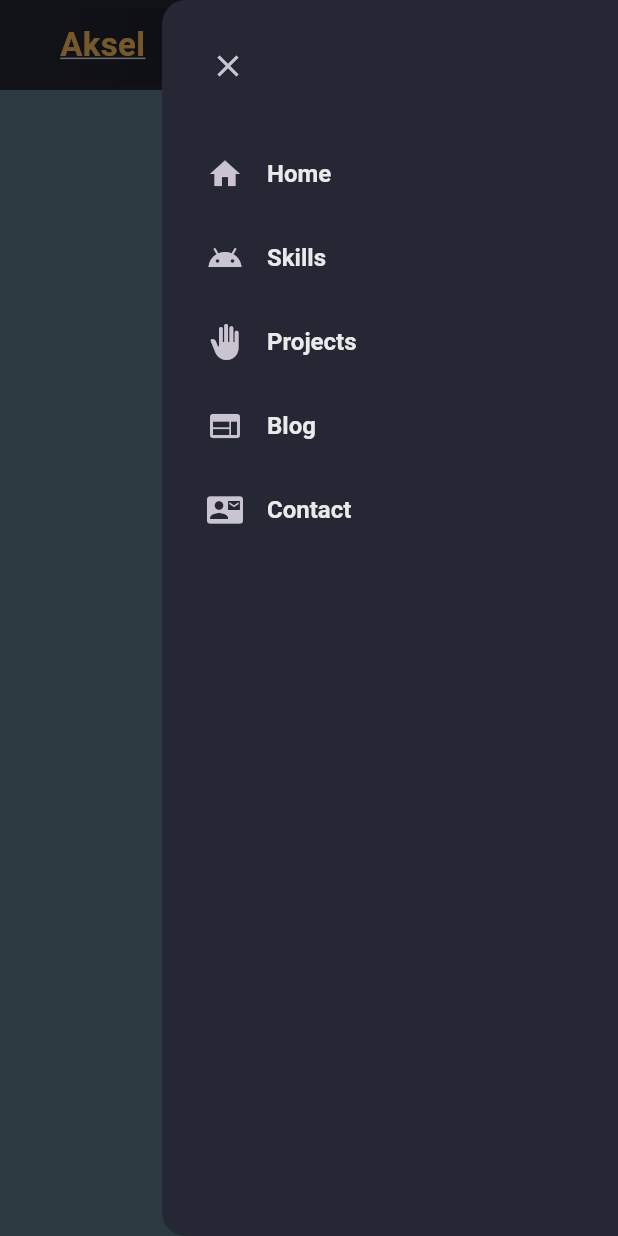
After one commit to AkselLofstedtNielsen/Portfolio_flutter, a Flutter app: the screen it shows after launch, with the side drawer open, on a phone screen of 412 x 824 dp. The commit adds this screen. Run offline on Flutter 3.47's test engine with Material 3 defaults, Android fonts, the phone set to English and light mode, and no system bars.

Commit message:
Structure + working

```diff
--- a/lib/pages/home_page.dart
+++ b/lib/pages/home_page.dart
@@ -1,6 +1,6 @@
 import 'package:flutter/material.dart';
 import 'package:flutter_portfolio_1/constants/colors.dart';
-import 'package:flutter_portfolio_1/constants/nav_items.dart';
+import 'package:flutter_portfolio_1/widgets/drawer_mobile.dart';
 import 'package:flutter_portfolio_1/widgets/header_desktop.dart';
 import 'package:flutter_portfolio_1/widgets/header_mobile.dart';
 
@@ -13,51 +13,21 @@ class HomePage extends StatefulWidget {
 
 class _HomePageState extends State<HomePage> {
   final scaffoldKey = GlobalKey<ScaffoldState>();
+  final double kMinDesktopWidth = 600.0;
   @override
   Widget build(BuildContext context) {
     return LayoutBuilder(builder: (context, constraints) {
       return Scaffold(
         key: scaffoldKey,
         backgroundColor: CustomColor.scaffoldBg,
-        endDrawer: constraints.maxWidth >= 600.0
+        endDrawer: constraints.maxWidth >= kMinDesktopWidth
             ? null
-            : Drawer(
-                backgroundColor: CustomColor.scaffoldBg,
-                child: ListView(
-                  children: [
-                    Align(
-                      alignment: Alignment.centerLeft,
-                      child: Padding(
-                        padding: const EdgeInsets.only(
-                            left: 20, top: 20, bottom: 20),
-                        child: IconButton(
-                            onPressed: () {
-                              Navigator.of(context).pop();
-                            },
-                            icon: const Icon(Icons.close)),
-                      ),
-                    ),
-                    for (int i = 0; i < nacIcons.length; i++)
-                      ListTile(
-                        contentPadding: const EdgeInsets.symmetric(
-                          horizontal: 30.0,
-                        ),
-                        titleTextStyle: const TextStyle(
-                            color: CustomColor.whitePrimary,
-                            fontWeight: FontWeight.w600,
-                            fontSize: 16),
-                        onTap: () {},
-                        leading: Icon(nacIcons[i]),
-                        title: Text(navTitles[i]),
-                      )
-                  ],
-                ),
-              ),
+            : const DrawerMobile(),
         body: ListView(
           scrollDirection: Axis.vertical,
           children: [
             //MAIN
-            if (constraints.maxWidth >= 600.0)
+            if (constraints.maxWidth >= kMinDesktopWidth)
               const HeaderDesktop()
             else
               HeaderMobile(
@@ -85,7 +55,7 @@ class _HomePageState extends State<HomePage> {
               color: Colors.blueGrey,
             ),
             //FOOTER
-            Container(
+            const SizedBox(
               height: 500,
               width: double.maxFinite,
             )
--- a/lib/styles/style.dart
+++ b/lib/styles/style.dart
@@ -1,5 +1,4 @@
 import 'package:flutter/material.dart';
-
 import '../constants/colors.dart';
 
 var kHeaderDecoration = BoxDecoration(
--- /dev/null
+++ b/lib/widgets/drawer_mobile.dart
@@ -0,0 +1,44 @@
+import 'package:flutter/material.dart';
+import 'package:flutter_portfolio_1/constants/colors.dart';
+import 'package:flutter_portfolio_1/constants/nav_items.dart';
+
+class DrawerMobile extends StatelessWidget {
+  const DrawerMobile({
+    super.key,
+  });
+
+  @override
+  Widget build(BuildContext context) {
+    return Drawer(
+      backgroundColor: CustomColor.scaffoldBg,
+      child: ListView(
+        children: [
+          Align(
+            alignment: Alignment.centerLeft,
+            child: Padding(
+              padding: const EdgeInsets.only(left: 20, top: 20, bottom: 20),
+              child: IconButton(
+                  onPressed: () {
+                    Navigator.of(context).pop();
+                  },
+                  icon: const Icon(Icons.close)),
+            ),
+          ),
+          for (int i = 0; i < nacIcons.length; i++)
+            ListTile(
+              contentPadding: const EdgeInsets.symmetric(
+                horizontal: 30.0,
+              ),
+              titleTextStyle: const TextStyle(
+                  color: CustomColor.whitePrimary,
+                  fontWeight: FontWeight.w600,
+                  fontSize: 16),
+              onTap: () {},
+              leading: Icon(nacIcons[i]),
+              title: Text(navTitles[i]),
+            )
+        ],
+      ),
+    );
+  }
+}
--- a/lib/widgets/header_mobile.dart
+++ b/lib/widgets/header_mobile.dart
@@ -1,5 +1,4 @@
 import 'package:flutter/material.dart';
-
 import '../styles/style.dart';
 import 'site_logo.dart';
 
```
